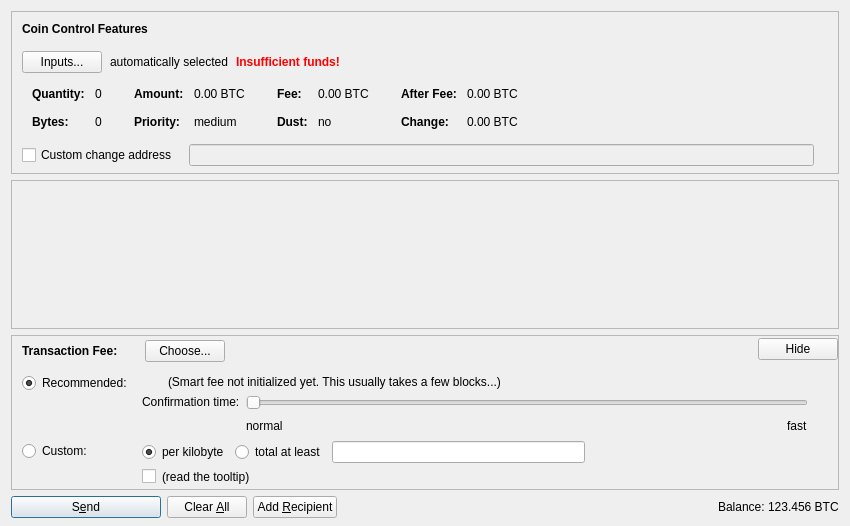
First picture: the form in src/qt/forms/sendcoinsdialog.ui, repository ShorelineCrypto/cheetahcoin, before the edit.
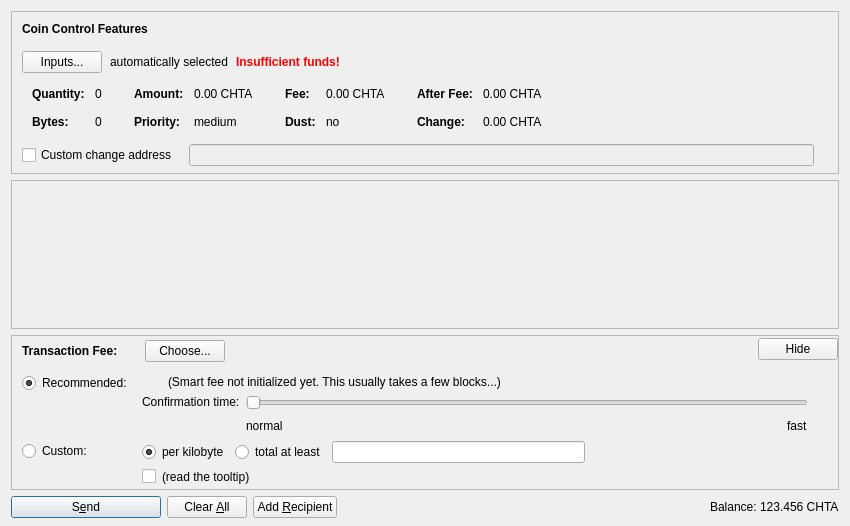
Second picture: the form after the edit. Icons and pictures are not drawn. Custom widgets are drawn as their Qt base class.

```diff
--- a/src/qt/forms/sendcoinsdialog.ui
+++ b/src/qt/forms/sendcoinsdialog.ui
@@ -324,7 +324,7 @@
                   <enum>Qt::ActionsContextMenu</enum>
                  </property>
                  <property name="text">
-                  <string notr="true">0.00 BTC</string>
+                  <string notr="true">0.00 CHTA</string>
                  </property>
                  <property name="textInteractionFlags">
                   <set>Qt::LinksAccessibleByMouse|Qt::TextSelectableByKeyboard|Qt::TextSelectableByMouse</set>
@@ -404,7 +404,7 @@
                   <enum>Qt::ActionsContextMenu</enum>
                  </property>
                  <property name="text">
-                  <string notr="true">0.00 BTC</string>
+                  <string notr="true">0.00 CHTA</string>
                  </property>
                  <property name="textInteractionFlags">
                   <set>Qt::LinksAccessibleByMouse|Qt::TextSelectableByKeyboard|Qt::TextSelectableByMouse</set>
@@ -484,7 +484,7 @@
                   <enum>Qt::ActionsContextMenu</enum>
                  </property>
                  <property name="text">
-                  <string notr="true">0.00 BTC</string>
+                  <string notr="true">0.00 CHTA</string>
                  </property>
                  <property name="textInteractionFlags">
                   <set>Qt::LinksAccessibleByMouse|Qt::TextSelectableByKeyboard|Qt::TextSelectableByMouse</set>
@@ -513,7 +513,7 @@
                   <enum>Qt::ActionsContextMenu</enum>
                  </property>
                  <property name="text">
-                  <string notr="true">0.00 BTC</string>
+                  <string notr="true">0.00 CHTA</string>
                  </property>
                  <property name="textInteractionFlags">
                   <set>Qt::LinksAccessibleByMouse|Qt::TextSelectableByKeyboard|Qt::TextSelectableByMouse</set>
@@ -1299,7 +1299,7 @@
           <cursorShape>IBeamCursor</cursorShape>
          </property>
          <property name="text">
-          <string notr="true">123.456 BTC</string>
+          <string notr="true">123.456 CHTA</string>
          </property>
          <property name="textInteractionFlags">
           <set>Qt::LinksAccessibleByMouse|Qt::TextSelectableByKeyboard|Qt::TextSelectableByMouse</set>
```
Left out of the diff: 18 changed lines with no effect on the pictures.
